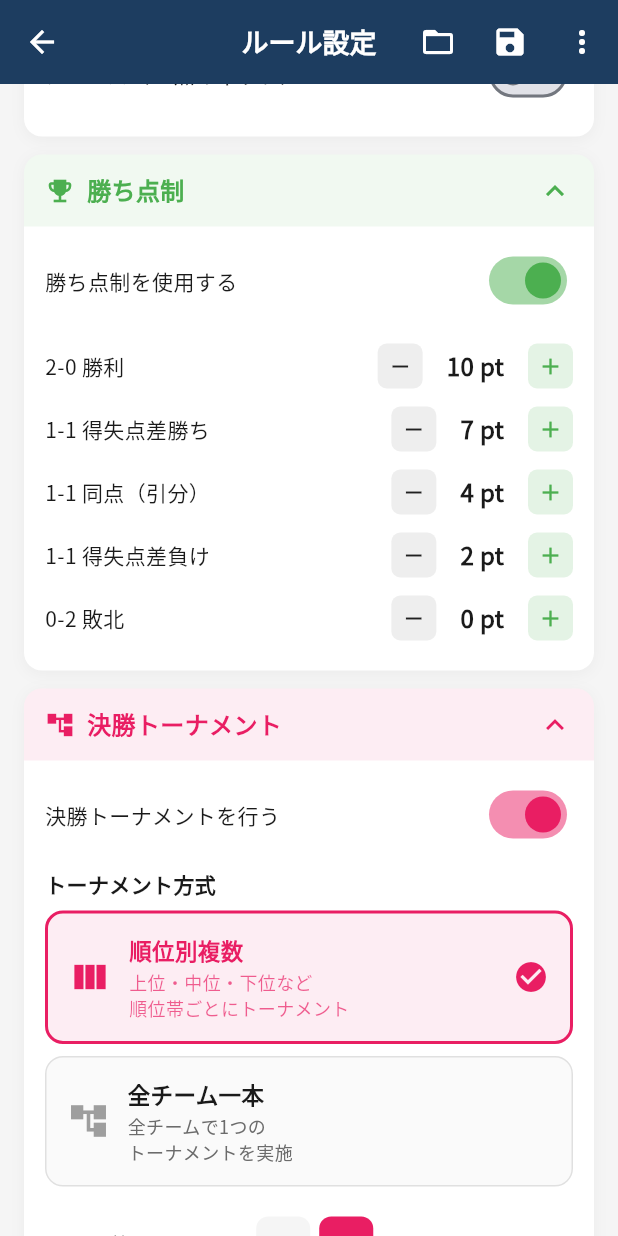
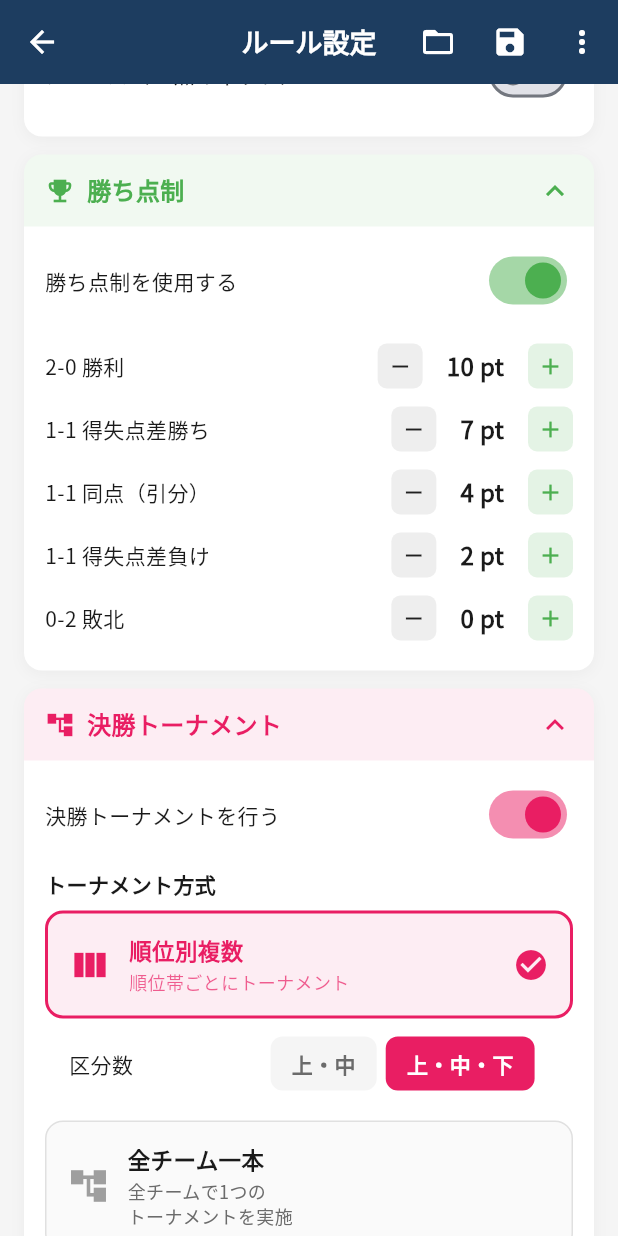
Before and after one commit to sofvo-dev/sofvo, a Flutter app: the TournamentRulesScreen screen opened directly, scrolled down 576 dp, on a phone screen of 412 x 824 dp. Run offline on Flutter 3.47's test engine with Material 3 defaults, Android fonts, the phone set to English and light mode, and no system bars; our stand-ins replace cached_network_image, cloud_firestore, file_picker, firebase_auth, firebase_core, firebase_messaging and 10 more; missing offline and left inert: dart:js_interop, mobile_scanner; accounts and stored records are empty; network calls fail.

Commit message:
順位別複数トーナメントの区分数を選択可能に
- 「上・中」（2区分）と「上・中・下」（3区分）を選択可能
- _choiceRowにカスタムラベル（labels）パラメータを追加
- tierCountをルールデータに保存

https://claude.ai/code/session_01NdXNSNEhWCRPmtaSJSELhX

```diff
--- a/lib/screens/tournament/tournament_rules_screen.dart
+++ b/lib/screens/tournament/tournament_rules_screen.dart
@@ -44,6 +44,7 @@ class _TournamentRulesScreenState extends State<TournamentRulesScreen> {
   bool _thirdPlace = true;
   bool _loserRevival = false;
   String _finalFormat = '順位別複数';
+  int _finalTierCount = 3; // 2=上・中, 3=上・中・下
 
   // Other
   bool _uniformRequired = false;
@@ -87,6 +88,7 @@ class _TournamentRulesScreenState extends State<TournamentRulesScreen> {
       _thirdPlace = f['thirdPlace'] ?? true;
       _loserRevival = f['loserRevival'] ?? false;
       _finalFormat = f['format'] ?? '順位別複数';
+      _finalTierCount = f['tierCount'] ?? 3;
       _uniformRequired = o['uniformRequired'] ?? false;
       _snsVideoAllowed = o['snsVideoAllowed'] ?? true;
       _lunchBreak = o['lunchBreak'] ?? 'なし';
@@ -109,7 +111,7 @@ class _TournamentRulesScreenState extends State<TournamentRulesScreen> {
         'enabled': _hasFinal, 'sets': _finalSets, 'points': 15,
         'deuce': _finalDeuce, 'deuceCap': _finalDeuceCap,
         'thirdPlace': _thirdPlace, 'loserRevival': _loserRevival,
-        'format': _finalFormat,
+        'format': _finalFormat, 'tierCount': _finalTierCount,
       },
       'other': {
         'uniformRequired': _uniformRequired,
@@ -430,8 +432,14 @@ class _TournamentRulesScreenState extends State<TournamentRulesScreen> {
               const SizedBox(height: 8),
               const Padding(padding: EdgeInsets.only(bottom: 8),
                 child: Text('トーナメント方式', style: TextStyle(fontSize: 14, fontWeight: FontWeight.w600))),
-              _formatCard('順位別複数', '上位・中位・下位など\n順位帯ごとにトーナメント', Icons.view_column,
+              _formatCard('順位別複数', '順位帯ごとにトーナメント', Icons.view_column,
                 _finalFormat == '順位別複数', () => setState(() => _finalFormat = '順位別複数'), _finalColor),
+              if (_finalFormat == '順位別複数')
+                Padding(
+                  padding: const EdgeInsets.only(left: 16, top: 4, bottom: 4),
+                  child: _choiceRow('区分数', [2, 3], _finalTierCount, (v) => setState(() => _finalTierCount = v), _finalColor,
+                    labels: {2: '上・中', 3: '上・中・下'}),
+                ),
               const SizedBox(height: 8),
               _formatCard('全チーム一本', '全チームで1つの\nトーナメントを実施', Icons.account_tree,
                 _finalFormat == '全チーム一本', () => setState(() => _finalFormat = '全チーム一本'), _finalColor),
@@ -503,13 +511,14 @@ class _TournamentRulesScreenState extends State<TournamentRulesScreen> {
     );
   }
 
-  Widget _choiceRow(String label, List<int> options, int selected, ValueChanged<int> onChanged, Color color) {
+  Widget _choiceRow(String label, List<int> options, int selected, ValueChanged<int> onChanged, Color color, {Map<int, String>? labels}) {
     return Padding(
       padding: const EdgeInsets.symmetric(vertical: 8),
       child: Row(children: [
         Expanded(flex: 4, child: Text(label, style: const TextStyle(fontSize: 14, color: AppTheme.textPrimary))),
         Expanded(flex: 6, child: Wrap(spacing: 6, children: options.map((o) {
           final isSelected = o == selected;
+          final displayText = labels?[o] ?? '$o';
           return GestureDetector(
             onTap: () => onChanged(o),
             child: Container(
@@ -518,7 +527,7 @@ class _TournamentRulesScreenState extends State<TournamentRulesScreen> {
                 color: isSelected ? color : Colors.grey[100],
                 borderRadius: BorderRadius.circular(8),
               ),
-              child: Text('$o', style: TextStyle(fontSize: 14, fontWeight: FontWeight.w600, color: isSelected ? Colors.white : AppTheme.textSecondary)),
+              child: Text(displayText, style: TextStyle(fontSize: 14, fontWeight: FontWeight.w600, color: isSelected ? Colors.white : AppTheme.textSecondary)),
             ),
           );
         }).toList())),
```
